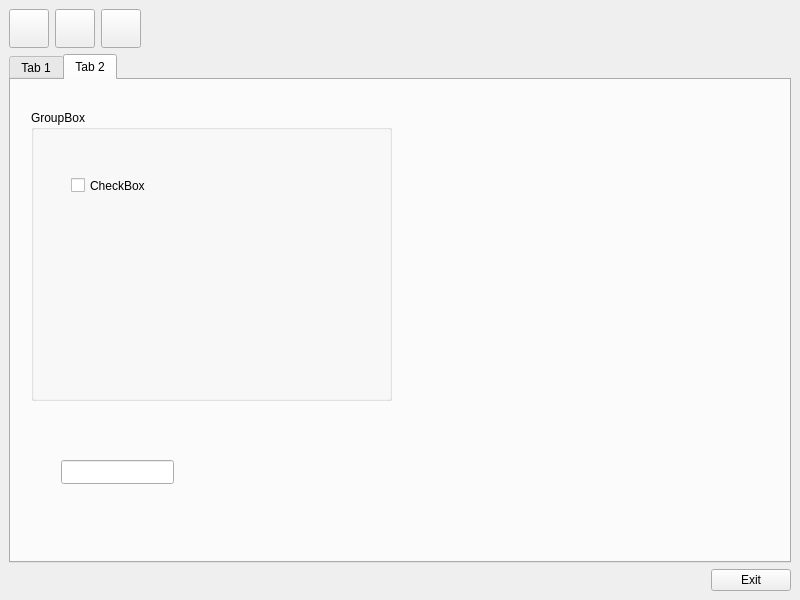
Old version of the form Qt-Widgets-Examples/QSS-Example/src/view/ui/MainWindow.ui in the repository STyulenev/Qt-CPP-Examples.
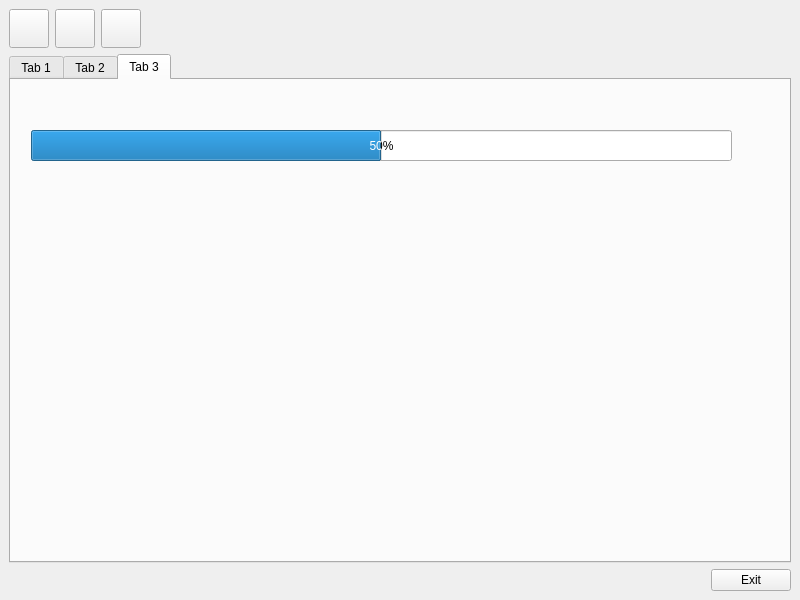
New version of the form. Icons and pictures are not drawn.

Commit message: Added style for QProgressBar

```diff
--- a/Qt-Widgets-Examples/QSS-Example/src/view/ui/MainWindow.ui
+++ b/Qt-Widgets-Examples/QSS-Example/src/view/ui/MainWindow.ui
@@ -89,7 +89,7 @@
     <item>
      <widget class="QTabWidget" name="tabWidget">
       <property name="currentIndex">
-       <number>1</number>
+       <number>2</number>
       </property>
       <widget class="QWidget" name="tab">
        <attribute name="title">
@@ -216,7 +216,7 @@
        <widget class="QLineEdit" name="lineEdit">
         <property name="geometry">
          <rect>
-          <x>50</x>
+          <x>60</x>
           <y>380</y>
           <width>113</width>
           <height>24</height>
@@ -227,6 +227,24 @@
         </property>
        </widget>
       </widget>
+      <widget class="QWidget" name="tab_3">
+       <attribute name="title">
+        <string>Tab 3</string>
+       </attribute>
+       <widget class="QProgressBar" name="progressBar">
+        <property name="geometry">
+         <rect>
+          <x>20</x>
+          <y>50</y>
+          <width>701</width>
+          <height>31</height>
+         </rect>
+        </property>
+        <property name="value">
+         <number>50</number>
+        </property>
+       </widget>
+      </widget>
      </widget>
     </item>
     <item>
```
The commit also changes 1 other file.
